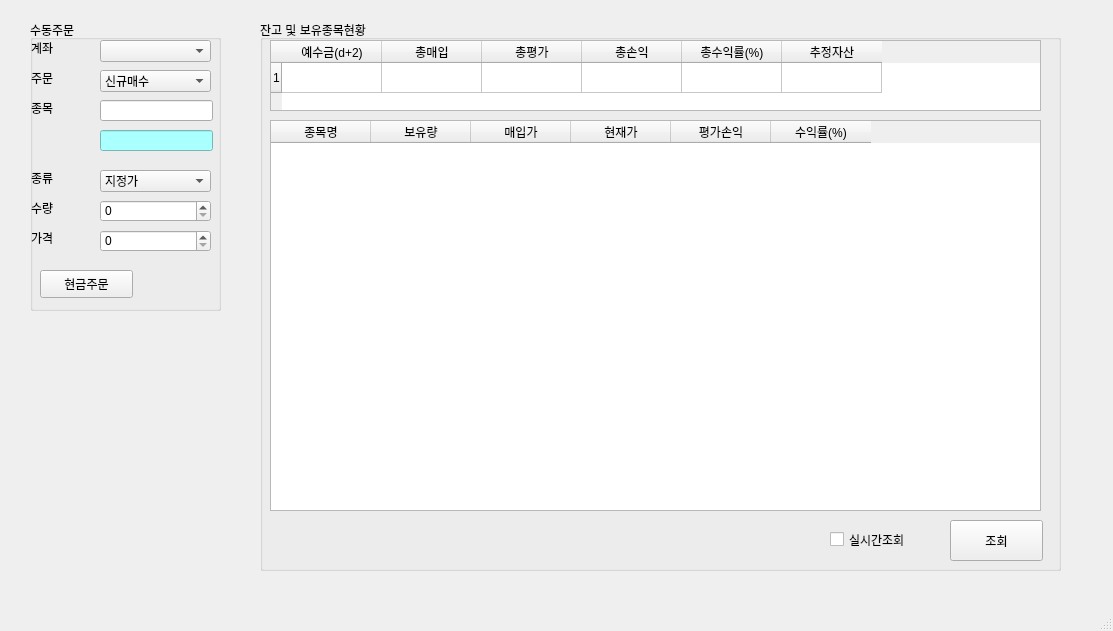
The window that PyTrader/pytrader.ui (angelxtry/AutoTrading) describes before a commit, drawn with Qt 5.
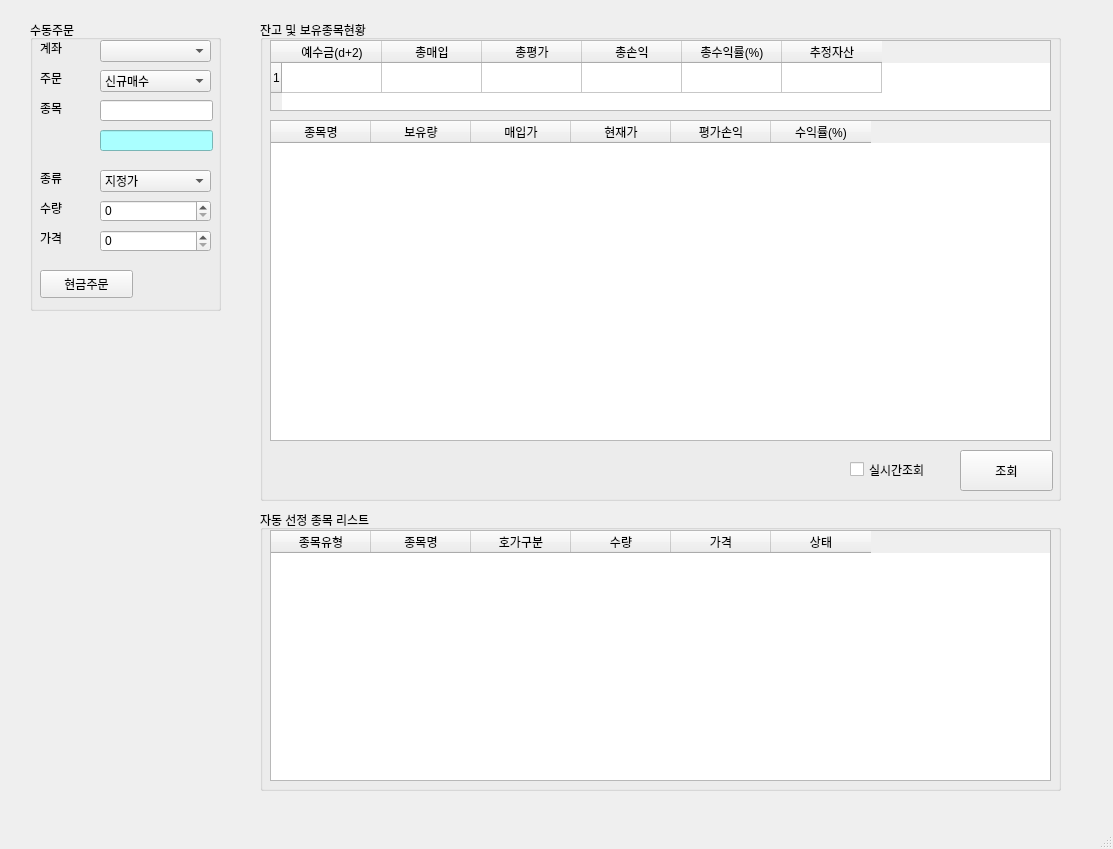
The same window after the commit.

```diff
--- a/PyTrader/pytrader.ui
+++ b/PyTrader/pytrader.ui
@@ -7,7 +7,7 @@
     <x>0</x>
     <y>0</y>
     <width>1113</width>
-    <height>631</height>
+    <height>849</height>
    </rect>
   </property>
   <property name="windowTitle">
@@ -29,7 +29,7 @@
     <widget class="QLabel" name="label">
      <property name="geometry">
       <rect>
-       <x>1</x>
+       <x>10</x>
        <y>20</y>
        <width>30</width>
        <height>16</height>
@@ -48,7 +48,7 @@
     <widget class="QLabel" name="label_2">
      <property name="geometry">
       <rect>
-       <x>1</x>
+       <x>10</x>
        <y>50</y>
        <width>30</width>
        <height>16</height>
@@ -67,7 +67,7 @@
     <widget class="QLabel" name="label_3">
      <property name="geometry">
       <rect>
-       <x>1</x>
+       <x>10</x>
        <y>80</y>
        <width>30</width>
        <height>16</height>
@@ -211,7 +211,7 @@
     <widget class="QLabel" name="label_4">
      <property name="geometry">
       <rect>
-       <x>1</x>
+       <x>10</x>
        <y>150</y>
        <width>30</width>
        <height>16</height>
@@ -224,7 +224,7 @@
     <widget class="QLabel" name="label_5">
      <property name="geometry">
       <rect>
-       <x>1</x>
+       <x>10</x>
        <y>180</y>
        <width>30</width>
        <height>16</height>
@@ -237,7 +237,7 @@
     <widget class="QLabel" name="label_6">
      <property name="geometry">
       <rect>
-       <x>1</x>
+       <x>10</x>
        <y>210</y>
        <width>30</width>
        <height>16</height>
@@ -254,7 +254,7 @@
       <x>260</x>
       <y>20</y>
       <width>801</width>
-      <height>551</height>
+      <height>481</height>
      </rect>
     </property>
     <property name="title">
@@ -265,7 +265,7 @@
       <rect>
        <x>10</x>
        <y>20</y>
-       <width>771</width>
+       <width>781</width>
        <height>71</height>
       </rect>
      </property>
@@ -309,8 +309,8 @@
       <rect>
        <x>10</x>
        <y>100</y>
-       <width>771</width>
-       <height>391</height>
+       <width>781</width>
+       <height>321</height>
       </rect>
      </property>
      <column>
@@ -347,8 +347,8 @@
     <widget class="QPushButton" name="pushButton">
      <property name="geometry">
       <rect>
-       <x>690</x>
-       <y>500</y>
+       <x>700</x>
+       <y>430</y>
        <width>93</width>
        <height>41</height>
       </rect>
@@ -360,8 +360,8 @@
     <widget class="QCheckBox" name="checkBox">
      <property name="geometry">
       <rect>
-       <x>570</x>
-       <y>510</y>
+       <x>590</x>
+       <y>440</y>
        <width>96</width>
        <height>19</height>
       </rect>
@@ -371,6 +371,59 @@
      </property>
     </widget>
    </widget>
+   <widget class="QGroupBox" name="groupBox_3">
+    <property name="geometry">
+     <rect>
+      <x>260</x>
+      <y>510</y>
+      <width>801</width>
+      <height>281</height>
+     </rect>
+    </property>
+    <property name="title">
+     <string>자동 선정 종목 리스트</string>
+    </property>
+    <widget class="QTableWidget" name="sellBuyTableWidget">
+     <property name="geometry">
+      <rect>
+       <x>10</x>
+       <y>20</y>
+       <width>781</width>
+       <height>251</height>
+      </rect>
+     </property>
+     <column>
+      <property name="text">
+       <string>종목유형</string>
+      </property>
+     </column>
+     <column>
+      <property name="text">
+       <string>종목명</string>
+      </property>
+     </column>
+     <column>
+      <property name="text">
+       <string>호가구분</string>
+      </property>
+     </column>
+     <column>
+      <property name="text">
+       <string>수량</string>
+      </property>
+     </column>
+     <column>
+      <property name="text">
+       <string>가격</string>
+      </property>
+     </column>
+     <column>
+      <property name="text">
+       <string>상태</string>
+      </property>
+     </column>
+    </widget>
+   </widget>
   </widget>
   <widget class="QMenuBar" name="menubar">
    <property name="geometry">
```
Left out of the diff: 6 changed lines with no effect on the pictures.
